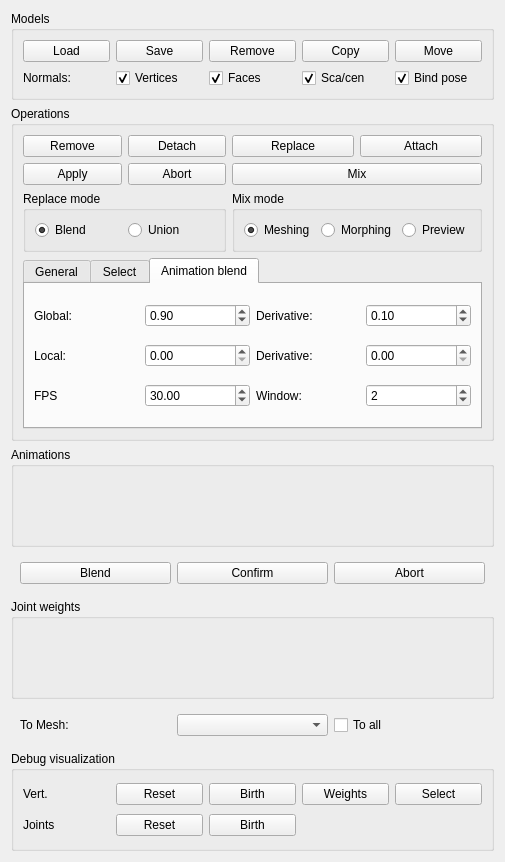
The window that widgets/skinmixer_manager.ui (stefanonuvoli/skinmixer) describes before a commit, drawn with Qt 5.
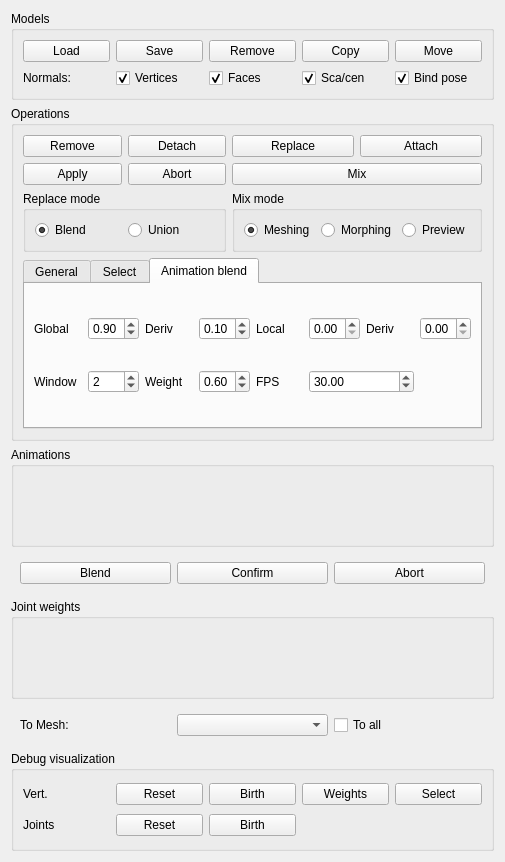
The same window after the commit. The open tabs and pages were chosen to show the change.

Diff of the .ui file:
```diff
--- a/widgets/skinmixer_manager.ui
+++ b/widgets/skinmixer_manager.ui
@@ -397,21 +397,54 @@
           <string>Animation blend</string>
          </attribute>
          <layout class="QGridLayout" name="gridLayout_8">
-          <item row="1" column="0">
-           <widget class="QLabel" name="animationBlendingLocalLabel">
+          <item row="0" column="2">
+           <widget class="QLabel" name="animationBlendingGlobalDerivativeLabel">
             <property name="text">
-             <string>Local:</string>
+             <string>Deriv</string>
+            </property>
+           </widget>
+          </item>
+          <item row="0" column="7">
+           <widget class="QDoubleSpinBox" name="animationBlendingLocalDerivativeSpinBox">
+            <property name="maximum">
+             <double>1.000000000000000</double>
+            </property>
+            <property name="singleStep">
+             <double>0.100000000000000</double>
+            </property>
+            <property name="value">
+             <double>0.000000000000000</double>
             </property>
            </widget>
           </item>
           <item row="0" column="0">
            <widget class="QLabel" name="animationBlendingGlobalLabel">
             <property name="text">
-             <string>Global:</string>
+             <string>Global</string>
             </property>
            </widget>
           </item>
-          <item row="1" column="1">
+          <item row="0" column="4">
+           <widget class="QLabel" name="animationBlendingLocalLabel">
+            <property name="text">
+             <string>Local</string>
+            </property>
+           </widget>
+          </item>
+          <item row="0" column="3">
+           <widget class="QDoubleSpinBox" name="animationBlendingGlobalDerivativeSpinBox">
+            <property name="maximum">
+             <double>1.000000000000000</double>
+            </property>
+            <property name="singleStep">
+             <double>0.100000000000000</double>
+            </property>
+            <property name="value">
+             <double>0.100000000000000</double>
+            </property>
+           </widget>
+          </item>
+          <item row="0" column="5">
            <widget class="QDoubleSpinBox" name="animationBlendingLocalSpinBox">
             <property name="maximum">
              <double>1.000000000000000</double>
@@ -424,10 +457,10 @@
             </property>
            </widget>
           </item>
-          <item row="2" column="0">
-           <widget class="QLabel" name="animationBlendingFPSLabel">
+          <item row="0" column="6">
+           <widget class="QLabel" name="animationBlendingLocalDerivativeLabel">
             <property name="text">
-             <string>FPS</string>
+             <string>Deriv</string>
             </property>
            </widget>
           </item>
@@ -444,54 +477,14 @@
             </property>
            </widget>
           </item>
-          <item row="1" column="3">
-           <widget class="QDoubleSpinBox" name="animationBlendingLocalDerivativeSpinBox">
-            <property name="maximum">
-             <double>1.000000000000000</double>
-            </property>
-            <property name="singleStep">
-             <double>0.100000000000000</double>
-            </property>
-            <property name="value">
-             <double>0.000000000000000</double>
-            </property>
-           </widget>
-          </item>
-          <item row="0" column="3">
-           <widget class="QDoubleSpinBox" name="animationBlendingGlobalDerivativeSpinBox">
-            <property name="maximum">
-             <double>1.000000000000000</double>
-            </property>
-            <property name="singleStep">
-             <double>0.100000000000000</double>
-            </property>
-            <property name="value">
-             <double>0.100000000000000</double>
-            </property>
-           </widget>
-          </item>
-          <item row="0" column="2">
-           <widget class="QLabel" name="animationBlendingGlobalDerivativeLabel">
-            <property name="text">
-             <string>Derivative:</string>
-            </property>
-           </widget>
-          </item>
-          <item row="1" column="2">
-           <widget class="QLabel" name="animationBlendingLocalDerivativeLabel">
-            <property name="text">
-             <string>Derivative:</string>
-            </property>
-           </widget>
-          </item>
-          <item row="2" column="2">
+          <item row="2" column="0">
            <widget class="QLabel" name="animationBlendingWindowLabel">
             <property name="text">
-             <string>Window:</string>
+             <string>Window</string>
             </property>
            </widget>
           </item>
-          <item row="2" column="3">
+          <item row="2" column="1">
            <widget class="QSpinBox" name="animationBlendingWindowSpinBox">
             <property name="maximum">
              <number>10</number>
@@ -501,7 +494,31 @@
             </property>
            </widget>
           </item>
-          <item row="2" column="1">
+          <item row="2" column="2">
+           <widget class="QLabel" name="animationBlendingMainWeightLabel">
+            <property name="text">
+             <string>Weight</string>
+            </property>
+           </widget>
+          </item>
+          <item row="2" column="3">
+           <widget class="QDoubleSpinBox" name="animationBlendingMainWeightSpinBox">
+            <property name="maximum">
+             <double>1.000000000000000</double>
+            </property>
+            <property name="value">
+             <double>0.600000000000000</double>
+            </property>
+           </widget>
+          </item>
+          <item row="2" column="4">
+           <widget class="QLabel" name="animationBlendingFPSLabel">
+            <property name="text">
+             <string>FPS</string>
+            </property>
+           </widget>
+          </item>
+          <item row="2" column="5" colspan="2">
            <widget class="QDoubleSpinBox" name="animationBlendingFPSSpinBox">
             <property name="value">
              <double>30.000000000000000</double>
```
Left out of the diff: 2 changed lines with no effect on the pictures.
